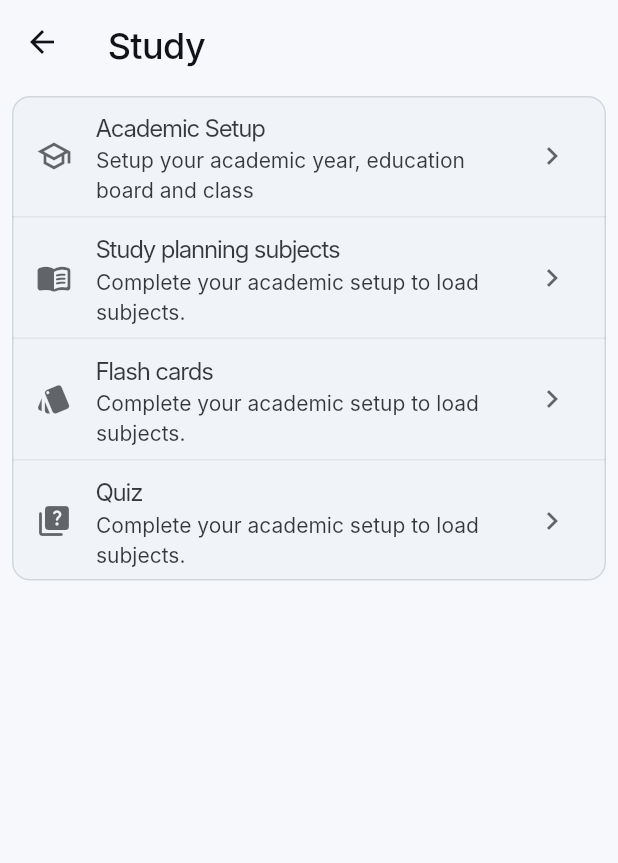
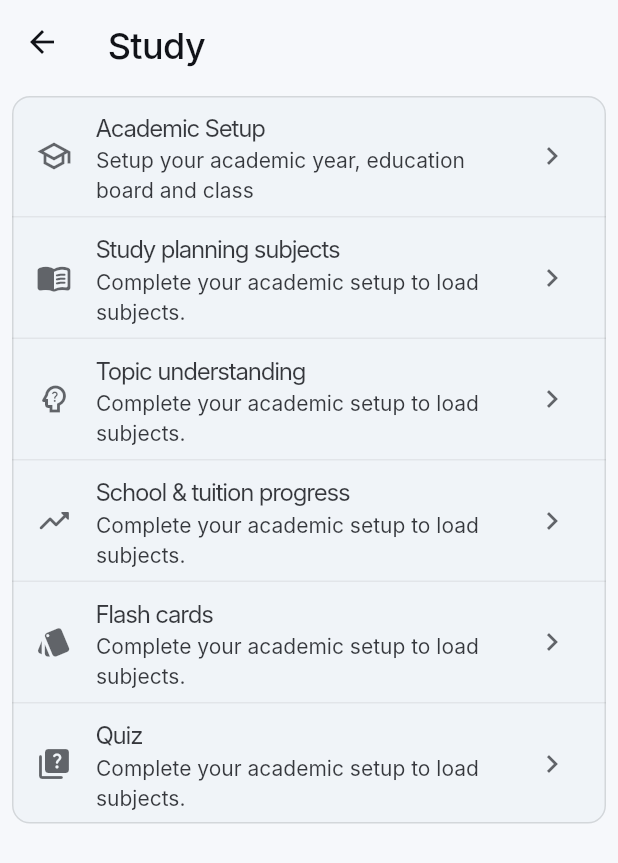
Before and after one commit to adminmyedudigital/me-mobile, a Flutter app: the StudyScreen screen opened by its route, on a phone screen of 412 x 824 dp. Shown: the top 863 px of the screen. Run offline on Flutter 3.47's test engine with Material 3 defaults, Android fonts, the phone set to English and light mode, and no system bars; our stand-ins replace get, shared_preferences; accounts and stored records are empty; Roboto replaces fonts that are missing (ABC Favorit, Inter).

Commit message:
Updated UI

```diff
--- a/lib/controllers/flash_card_controller.dart
+++ b/lib/controllers/flash_card_controller.dart
@@ -72,10 +72,7 @@ class FlashCardController extends GetxController with ApiControllerMixin {
 
     try {
       final authController = Get.find<AuthController>();
-      final endpoint = ApiRoutes.flashCards(
-        selectedPractice.subjectId,
-        selectedPractice.topicEn,
-      );
+      final endpoint = ApiRoutes.flashCards(selectedPractice.subTopicId);
       final response = await api.get<FlashCardData>(
         endpoint,
         headers: {'Authorization': 'Bearer ${authController.authToken}'},
--- a/lib/controllers/quiz_controller.dart
+++ b/lib/controllers/quiz_controller.dart
@@ -84,7 +84,7 @@ class QuizController extends GetxController with ApiControllerMixin {
     try {
       final authController = Get.find<AuthController>();
       final response = await api.get<QuizData>(
-        ApiRoutes.quizzes(selectedPractice.subjectId, selectedPractice.topicEn),
+        ApiRoutes.quizzes(selectedPractice.subTopicId),
         headers: {'Authorization': 'Bearer ${authController.authToken}'},
         fromJson: (value) =>
             QuizData.fromJson(Map<String, dynamic>.from(value as Map)),
--- a/lib/controllers/study_controller.dart
+++ b/lib/controllers/study_controller.dart
@@ -21,7 +21,8 @@ class StudyController extends GetxController with ApiControllerMixin {
   String? errorMessage;
   bool isLoading = false;
   String? selectedSubjectId;
-  String? selectedTopicId;
+  String? selectedTopicKey;
+  String? selectedSubTopicId;
   List<String> selectedPlanningSubjectIds = const [];
   List<String> draftPlanningSubjectIds = const [];
   bool isSavingPlanningSubjects = false;
@@ -43,6 +44,20 @@ class StudyController extends GetxController with ApiControllerMixin {
 
   List<StudyTopicModel> get topicsForSelectedSubject {
     return selectedSubject?.topics ?? const [];
+  }
+
+  StudyTopicModel? get selectedTopic {
+    for (final topic in topicsForSelectedSubject) {
+      if (topic.selectionKey == selectedTopicKey) {
+        return topic;
+      }
+    }
+
+    return null;
+  }
+
+  List<StudySubTopicModel> get subTopicsForSelectedTopic {
+    return selectedTopic?.subTopics ?? const [];
   }
 
   List<StudySubjectTopicsModel> get selectedPlanningSubjects {
@@ -132,19 +147,27 @@ class StudyController extends GetxController with ApiControllerMixin {
 
   void preparePracticeDialog() {
     selectedSubjectId = null;
-    selectedTopicId = null;
+    selectedTopicKey = null;
+    selectedSubTopicId = null;
     practiceSubmitted = false;
     update([practiceDialogUpdateId]);
   }
 
   void selectSubject(String? value) {
     selectedSubjectId = value;
-    selectedTopicId = null;
+    selectedTopicKey = null;
+    selectedSubTopicId = null;
     update([practiceDialogUpdateId]);
   }
 
   void selectTopic(String? value) {
-    selectedTopicId = value;
+    selectedTopicKey = value;
+    selectedSubTopicId = null;
+    update([practiceDialogUpdateId]);
+  }
+
+  void selectSubTopic(String? value) {
+    selectedSubTopicId = value;
     update([practiceDialogUpdateId]);
   }
 
@@ -157,17 +180,20 @@ class StudyController extends GetxController with ApiControllerMixin {
     }
 
     final subject = selectedSubject;
-    final topic = _selectedTopic(subject);
-    if (subject == null || topic == null) {
+    final topic = selectedTopic;
+    final subTopic = _selectedSubTopic(topic);
+    if (subject == null || topic == null || subTopic == null) {
       return null;
     }
 
     return StudyPracticeSelection(
       subjectId: subject.id,
       subject: subject.subjectLabel,
-      topicId: topic.id,
       topic: topic.label,
       topicEn: topic.topicEn,
+      subTopicId: subTopic.id,
+      subTopic: subTopic.label,
+      subTopicEn: subTopic.subTopicEn,
     );
   }
 
@@ -236,10 +262,10 @@ class StudyController extends GetxController with ApiControllerMixin {
     }
   }
 
-  StudyTopicModel? _selectedTopic(StudySubjectTopicsModel? subject) {
-    for (final topic in subject?.topics ?? const <StudyTopicModel>[]) {
-      if (topic.id == selectedTopicId) {
-        return topic;
+  StudySubTopicModel? _selectedSubTopic(StudyTopicModel? topic) {
+    for (final subTopic in topic?.subTopics ?? const <StudySubTopicModel>[]) {
+      if (subTopic.id == selectedSubTopicId) {
+        return subTopic;
       }
     }
 
--- a/lib/models/models.dart
+++ b/lib/models/models.dart
@@ -1,15 +1,16 @@
 export 'package:me_mobile/models/exam/exam.dart';
-export 'package:me_mobile/models/schedule/schedule.dart';
 export 'package:me_mobile/models/quiz_data.dart';
 export 'package:me_mobile/models/auth_model.dart';
 export 'package:me_mobile/models/user_profile.dart';
 export 'package:me_mobile/models/sign_in_model.dart';
 export 'package:me_mobile/models/flash_card_data.dart';
 export 'package:me_mobile/models/study_topic_model.dart';
+export 'package:me_mobile/models/schedule/schedule.dart';
 export 'package:me_mobile/models/auth_session_model.dart';
 export 'package:me_mobile/models/academic_class_model.dart';
+export 'package:me_mobile/models/update_profile_model.dart';
+export 'package:me_mobile/models/study_sub_topic_model.dart';
 export 'package:me_mobile/models/update_password_model.dart';
-export 'package:me_mobile/models/update_profile_model.dart';
 export 'package:me_mobile/models/update_username_model.dart';
 export 'package:me_mobile/models/education_board_model.dart';
 export 'package:me_mobile/models/academic_history_model.dart';
--- a/lib/models/study_practice_selection.dart
+++ b/lib/models/study_practice_selection.dart
@@ -2,16 +2,22 @@ class StudyPracticeSelection {
   const StudyPracticeSelection({
     required this.subjectId,
     required this.subject,
-    required this.topicId,
     required this.topic,
     required this.topicEn,
+    required this.subTopicId,
+    required this.subTopic,
+    required this.subTopicEn,
   });
 
   final String subjectId;
   final String subject;
-  final String topicId;
   final String topic;
   final String topicEn;
+  final String subTopicId;
+  final String subTopic;
+  final String subTopicEn;
 
-  String get title => '$subject - $topic';
+  String get topicId => subTopicId;
+
+  String get title => '$subject - $topic - $subTopic';
 }
--- /dev/null
+++ b/lib/models/study_sub_topic_model.dart
@@ -0,0 +1,42 @@
+class StudySubTopicModel {
+  const StudySubTopicModel({
+    required this.id,
+    required this.index,
+    required this.subTopicEn,
+    required this.subTopicCore,
+  });
+
+  final String id;
+  final int index;
+  final String subTopicEn;
+  final String subTopicCore;
+
+  String get label =>
+      subTopicCore.trim().isNotEmpty ? subTopicCore : subTopicEn;
+
+  factory StudySubTopicModel.fromJson(Map<String, dynamic> json) {
+    return StudySubTopicModel(
+      id: (json['id'] ?? json['_id'] ?? '').toString(),
+      index: _readInt(json['index']),
+      subTopicEn: (json['sub_topic_en'] ?? '').toString(),
+      subTopicCore: (json['sub_topic_core'] ?? '').toString(),
+    );
+  }
+
+  Map<String, dynamic> toJson() {
+    return {
+      'id': id,
+      'index': index,
+      'sub_topic_en': subTopicEn,
+      'sub_topic_core': subTopicCore,
+    };
+  }
+}
+
+int _readInt(dynamic value) {
+  if (value is int) {
+    return value;
+  }
+
+  return int.tryParse(value?.toString() ?? '') ?? 0;
+}
--- a/lib/models/study_subject_topics_model.dart
+++ b/lib/models/study_subject_topics_model.dart
@@ -46,7 +46,7 @@ class StudySubjectTopicsModel {
                     Map<String, dynamic>.from(topic),
                   ),
                 )
-                .where((topic) => topic.id.isNotEmpty)
+                .where((topic) => topic.label.isNotEmpty)
                 .toList()
           : const [],
     );
--- a/lib/models/study_topic_model.dart
+++ b/lib/models/study_topic_model.dart
@@ -1,25 +1,63 @@
+import 'package:me_mobile/models/study_sub_topic_model.dart';
+
 class StudyTopicModel {
   const StudyTopicModel({
-    required this.id,
     required this.topicEn,
     required this.topicCore,
+    required this.index,
+    required this.academicYear,
+    required this.subTopics,
   });
 
-  final String id;
   final String topicEn;
   final String topicCore;
+  final int index;
+  final int academicYear;
+  final List<StudySubTopicModel> subTopics;
 
   String get label => topicCore.trim().isNotEmpty ? topicCore : topicEn;
 
+  String get selectionKey => '$academicYear:$index:$topicEn';
+
   factory StudyTopicModel.fromJson(Map<String, dynamic> json) {
+    final rawSubTopics = json['sub_topics'];
+
     return StudyTopicModel(
-      id: (json['id'] ?? json['_id'] ?? '').toString(),
       topicEn: (json['topic_en'] ?? '').toString(),
       topicCore: (json['topic_core'] ?? '').toString(),
+      index: _readInt(json['index']),
+      academicYear: _readInt(json['academic_year']),
+      subTopics: rawSubTopics is List
+          ? rawSubTopics
+                .whereType<Map>()
+                .map(
+                  (subTopic) => StudySubTopicModel.fromJson(
+                    Map<String, dynamic>.from(subTopic),
+                  ),
+                )
+                .where((subTopic) => subTopic.id.isNotEmpty)
+                .toList(growable: false)
+          : const [],
     );
   }
 
   Map<String, dynamic> toJson() {
-    return {'id': id, 'topic_en': topicEn, 'topic_core': topicCore};
+    return {
+      'topic_en': topicEn,
+      'topic_core': topicCore,
+      'index': index,
+      'academic_year': academicYear,
+      'sub_topics': subTopics
+          .map((subTopic) => subTopic.toJson())
+          .toList(growable: false),
+    };
   }
 }
+
+int _readInt(dynamic value) {
+  if (value is int) {
+    return value;
+  }
+
+  return int.tryParse(value?.toString() ?? '') ?? 0;
+}
--- a/lib/screens/study/study_practice_dialog.dart
+++ b/lib/screens/study/study_practice_dialog.dart
@@ -29,7 +29,16 @@ class StudyPracticeDialog extends StatelessWidget {
             .toList();
         final topicOptions = controller.topicsForSelectedSubject
             .map(
-              (topic) => MEDropdownOption(value: topic.id, label: topic.label),
+              (topic) => MEDropdownOption(
+                value: topic.selectionKey,
+                label: topic.label,
+              ),
+            )
+            .toList();
+        final subTopicOptions = controller.subTopicsForSelectedTopic
+            .map(
+              (subTopic) =>
+                  MEDropdownOption(value: subTopic.id, label: subTopic.label),
             )
             .toList();
 
@@ -60,15 +69,33 @@ class StudyPracticeDialog extends StatelessWidget {
                     ),
                     const SizedBox(height: AppSpacing.lg),
                     MEDropdownField<String>(
-                      key: ValueKey(controller.selectedSubjectId),
+                      key: ValueKey(
+                        'topic:${controller.selectedSubjectId ?? 'none'}',
+                      ),
                       items: topicOptions,
-                      initialValue: controller.selectedTopicId,
+                      initialValue: controller.selectedTopicKey,
                       labelText: 'Topic',
                       hintText: 'Select Topic',
                       prefixIcon: const Icon(Icons.topic_outlined),
+                      enabled: controller.selectedSubjectId != null,
                       autovalidateMode: controller.practiceAutovalidateMode,
                       validator: controller.requiredSelection('Topic'),
                       onChanged: controller.selectTopic,
+                    ),
+                    const SizedBox(height: AppSpacing.lg),
+                    MEDropdownField<String>(
+                      key: ValueKey(
+                        'sub-topic:${controller.selectedTopicKey ?? 'none'}',
+                      ),
+                      items: subTopicOptions,
+                      initialValue: controller.selectedSubTopicId,
+                      labelText: 'Sub topic',
+                      hintText: 'Select Sub topic',
+                      prefixIcon: const Icon(Icons.account_tree_outlined),
+                      enabled: controller.selectedTopicKey != null,
+                      autovalidateMode: controller.practiceAutovalidateMode,
+                      validator: controller.requiredSelection('Sub topic'),
+                      onChanged: controller.selectSubTopic,
                     ),
                   ],
                 ),
--- a/lib/screens/study/study_screen_content.dart
+++ b/lib/screens/study/study_screen_content.dart
@@ -6,6 +6,7 @@ import 'package:me_mobile/theme/theme.dart';
 import 'package:me_mobile/models/models.dart';
 import 'package:me_mobile/routes/app_routes.dart';
 import 'package:me_mobile/controllers/study_controller.dart';
+import 'package:me_mobile/controllers/exam/exams_controller.dart';
 import 'package:me_mobile/screens/study/study_practice_dialog.dart';
 import 'package:me_mobile/screens/study/study_planning_subject/study_planning_subject.dart';
 
@@ -43,6 +44,36 @@ class StudyScreenContent extends GetView<StudyController> {
                 ),
                 Divider(color: context.colors.hairline),
                 const StudyPlanningSubjectSelector(),
+                Divider(color: context.colors.hairline),
+                ListTile(
+                  leading: const Icon(Icons.psychology_alt_outlined),
+                  title: const Text('Topic understanding'),
+                  subtitle: Text(
+                    unavailableMessage ??
+                        'Assess your understanding by subject and topic',
+                  ),
+                  trailing: const Icon(Icons.chevron_right),
+                  onTap: controller.hasSubjects
+                      ? () => _choosePracticeTopic(
+                          context,
+                          title: 'Topic understanding',
+                          route: AppRoutes.quiz,
+                        )
+                      : null,
+                ),
+                Divider(color: context.colors.hairline),
+                ListTile(
+                  leading: const Icon(Icons.trending_up_rounded),
+                  title: const Text('School & tuition progress'),
+                  subtitle: Text(
+                    unavailableMessage ??
+                        'Update subject and topic performance from exams',
+                  ),
+                  trailing: const Icon(Icons.chevron_right),
+                  onTap: controller.hasSubjects
+                      ? _openSchoolTuitionProgress
+                      : null,
+                ),
                 Divider(color: context.colors.hairline),
                 ListTile(
                   leading: const Icon(Icons.style_rounded),
@@ -100,4 +131,14 @@ class StudyScreenContent extends GetView<StudyController> {
 
     Get.toNamed(route, arguments: selection);
   }
+
+  Future<void> _openSchoolTuitionProgress() async {
+    final examsController = Get.find<ExamsController>();
+    if (examsController.isApiOperationInProgress) {
+      return;
+    }
+
+    await examsController.loadSubjectTopics();
+    Get.toNamed(AppRoutes.examResult);
+  }
 }
```
Also changed, not shown: lib/services/api_routes.dart (+6 -10 lines).
